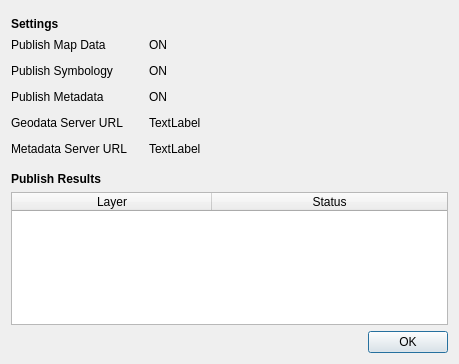
Qt form geocatbridge/ui/publishreportdialog.ui (GeoCat/qgis-bridge-plugin) before a commit.
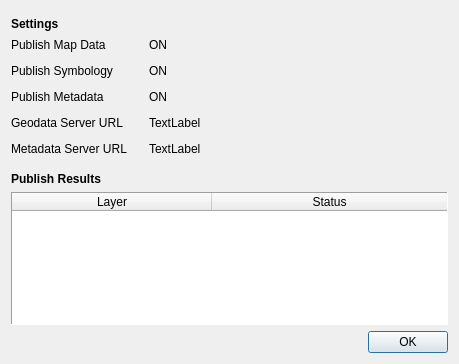
The same form after that commit.

The edit to the form file:
```diff
--- a/geocatbridge/ui/publishreportdialog.ui
+++ b/geocatbridge/ui/publishreportdialog.ui
@@ -251,6 +251,9 @@
    </item>
    <item>
     <widget class="QTableWidget" name="tableWidget">
+     <property name="frameShape">
+      <enum>QFrame::Panel</enum>
+     </property>
      <property name="horizontalScrollBarPolicy">
       <enum>Qt::ScrollBarAlwaysOff</enum>
      </property>
```
Left out of the diff: 6 changed lines with no effect on the pictures.
